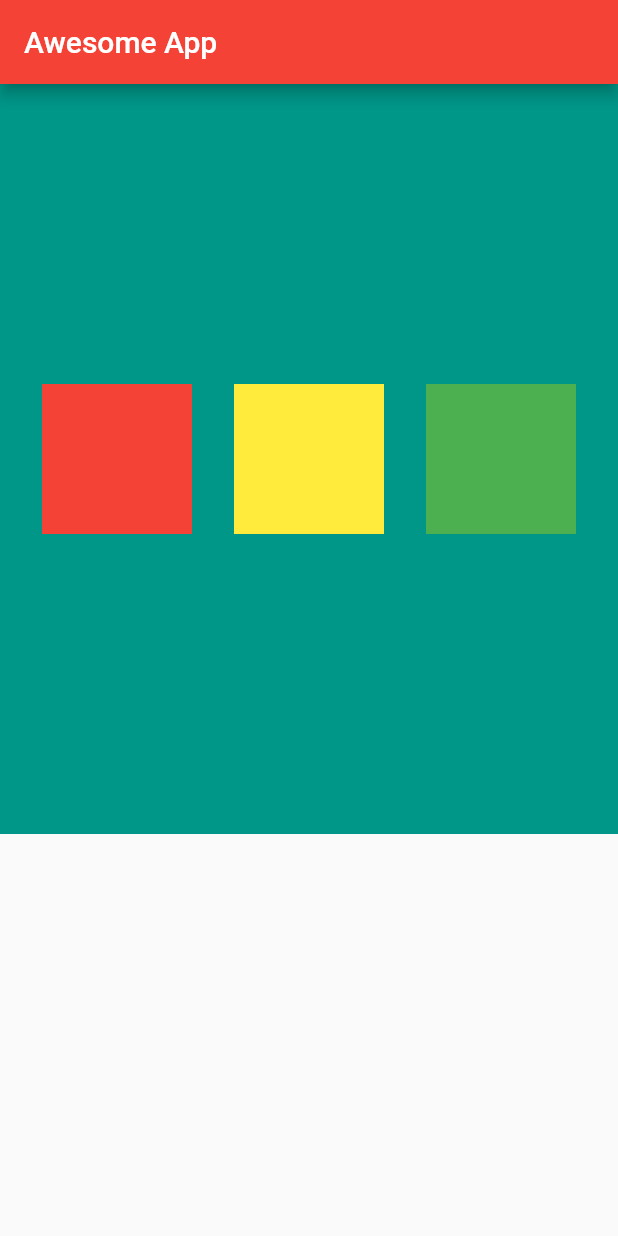
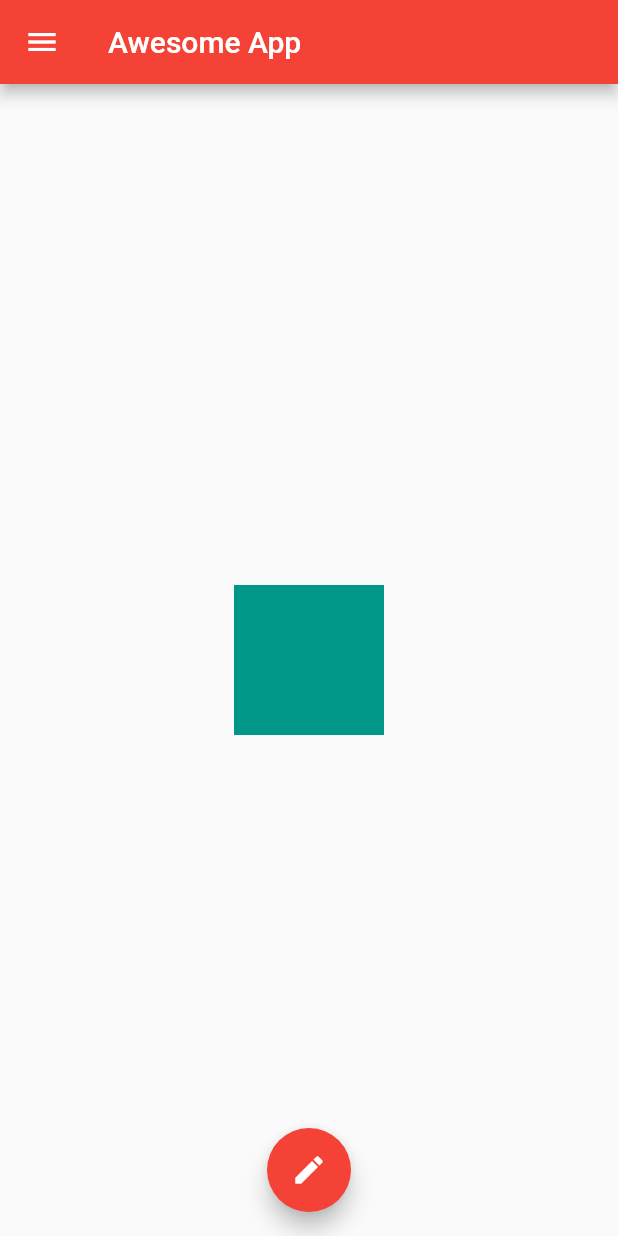
Before and after one commit to yashrajjain726/pawan_learn, a Flutter app: the screen it shows after launch, on a phone screen of 412 x 824 dp. Run offline on Flutter 3.47's test engine with Material 2 defaults, Android fonts, the phone set to English and light mode, and no system bars.

Commit message:
Material Drawer | ListView | Circle Avatar | NetworkImage | Floating Action Button

```diff
--- a/lib/main.dart
+++ b/lib/main.dart
@@ -18,37 +18,57 @@ class HomePage extends StatelessWidget {
       appBar: AppBar(
         title: Text("Awesome App"),
       ),
-      body: Container(
-        color: Colors.teal,
-        height: 500,
-        child: Row(
-          mainAxisAlignment: MainAxisAlignment.spaceEvenly,
-          crossAxisAlignment: CrossAxisAlignment.center,
+      body: Center(
+        child: Container(
+          color: Colors.teal,
+          height: 100,
+          width: 100,
+        ),
+      ),
+      drawer: Drawer(
+        child: ListView(
           children: [
-            Container(
-              padding: EdgeInsets.all(8.0),
-              height: 100,
-              width: 100,
-              color: Colors.red,
-              alignment: Alignment.center,
+            UserAccountsDrawerHeader(
+                accountName: Text("Yashraj Jain"),
+                accountEmail: Text("yashrajjain726@gmail.com"),
+                currentAccountPicture: CircleAvatar(
+                    backgroundImage: NetworkImage(
+                        "https://images.unsplash.com/photo-1480812494744-bfed1358a9b7?ixid=MXwxMjA3fDB8MHxwaG90by1wYWdlfHx8fGVufDB8fHw%3D&ixlib=rb-1.2.1&auto=format&fit=crop&w=334&q=80"))),
+            ListTile(
+              leading: Icon(Icons.person),
+              title: Text("Username"),
+              subtitle: Text("Software Developer"),
+              trailing: Icon(Icons.edit),
             ),
-            Container(
-              padding: EdgeInsets.all(8.0),
-              height: 100,
-              width: 100,
-              color: Colors.yellow,
-              alignment: Alignment.center,
+            ListTile(
+              leading: Icon(Icons.person),
+              title: Text("Email Id"),
+              subtitle: Text("samplemail@gmail.com"),
+              trailing: Icon(Icons.edit),
             ),
-            Container(
-              padding: EdgeInsets.all(8.0),
-              height: 100,
-              width: 100,
-              color: Colors.green,
-              alignment: Alignment.center,
+            ListTile(
+              leading: Icon(Icons.person),
+              title: Text("Age"),
+              subtitle: Text("23"),
+              trailing: Icon(Icons.edit),
+            ),
+            ListTile(
+              leading: Icon(Icons.person),
+              title: Text("Privacy and Settings"),
+              trailing: Icon(Icons.edit),
+            ),
+            ListTile(
+              leading: Icon(Icons.settings),
+              title: Text("About Us"),
             ),
           ],
         ),
       ),
+      floatingActionButton: FloatingActionButton(
+        onPressed: () {},
+        child: Icon(Icons.edit),
+      ),
+      floatingActionButtonLocation: FloatingActionButtonLocation.centerFloat,
     );
   }
 }
```
